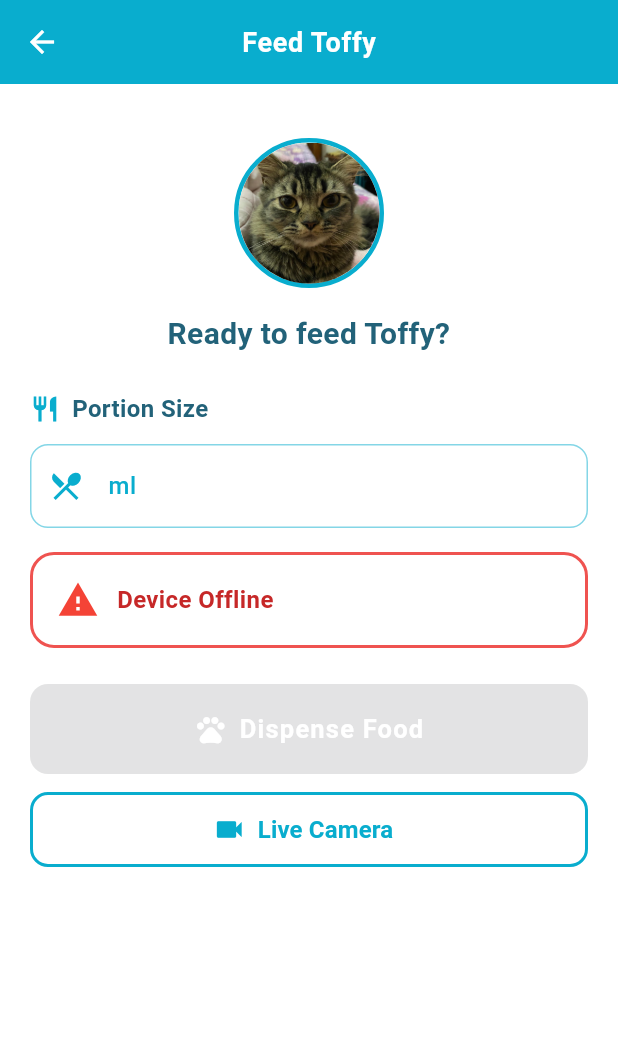
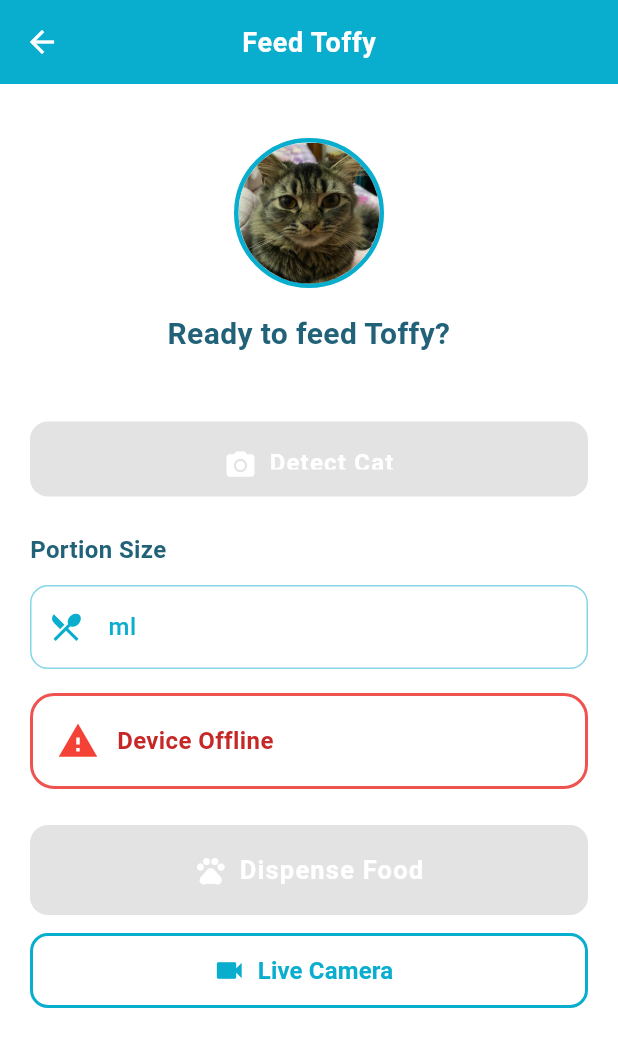
Before and after one commit to Mayamohamed207/pet_feeder_app, a Flutter app: the HomeScreen screen opened by its route, after a tap on "Toffy", on a phone screen of 412 x 824 dp. Shown: the top 1047 px of the screen. Run offline on Flutter 3.47's test engine with Material 3 defaults, Android fonts, the phone set to English and light mode, and no system bars; our stand-ins replace firebase_auth, firebase_core, firebase_database; missing offline and left inert: tflite_flutter; accounts and stored records are empty.

Commit message:
pet detection

```diff
--- a/lib/app_theme.dart
+++ b/lib/app_theme.dart
@@ -10,7 +10,7 @@ class AppTheme {
   static const Color gradientStart = Color(0xFF00D4FF);
   static const Color gradientEnd = Color.fromARGB(255, 13, 174, 115);
 
-  static ThemeData modernTheme = ThemeData(
+  static ThemeData mainTheme = ThemeData(
     colorScheme: ColorScheme.fromSeed(
       seedColor: oceanBlue,
       brightness: Brightness.light,
--- a/lib/main.dart
+++ b/lib/main.dart
@@ -18,7 +18,7 @@ class PetParadiseApp extends StatelessWidget {
   Widget build(BuildContext context) {
     return MaterialApp(
       title: 'Pet Paradise',
-      theme: AppTheme.modernTheme,
+      theme: AppTheme.mainTheme,
       initialRoute: '/login',
       routes: {
         '/login': (context) => LoginScreen(),
--- a/lib/screens/pet_feeder_screen.dart
+++ b/lib/screens/pet_feeder_screen.dart
@@ -4,6 +4,8 @@ import 'package:url_launcher/url_launcher.dart';
 import '../models/pet.dart';
 import '../app_theme.dart';
 import '../services/firebase_service.dart';
+import '../services/tflite_service.dart';
+import 'dart:async';
 
 class PetFeederScreen extends StatefulWidget {
   @override
@@ -14,6 +16,31 @@ class _PetFeederScreenState extends State<PetFeederScreen> {
   late Pet pet;
   int _portionAmount = 0;
   bool _isLoading = false;
+  bool _isDetecting = false;
+  bool? _catDetected;
+
+  @override
+  void initState() {
+    super.initState();
+    _initializeTFLite();
+  }
+
+  Future<void> _initializeTFLite() async {
+    try {
+      await TFLiteService.initialize();
+      print('TFLite initialized successfully');
+    } catch (e) {
+      print('❌ Failed to initialize TFLite: $e');
+      if (mounted) {
+        ScaffoldMessenger.of(context).showSnackBar(
+          SnackBar(
+            content: Text('Failed to load AI model: $e'),
+            backgroundColor: Colors.red,
+          ),
+        );
+      }
+    }
+  }
 
   @override
   void didChangeDependencies() {
@@ -21,15 +48,119 @@ class _PetFeederScreenState extends State<PetFeederScreen> {
     pet = ModalRoute.of(context)!.settings.arguments as Pet;
   }
 
+  @override
+  void dispose() {
+    TFLiteService.dispose();
+    super.dispose();
+  }
+
+Future<void> _detectCat() async {
+  setState(() {
+    _isDetecting = true;
+    _catDetected = null;
+  });
+
+  try {
+    print(' Starting live cat detection...');
+
+    final result = await TFLiteService.analyzeLiveFromESP32();
+
+    print(' Detection result: $result');
+
+    setState(() {
+      _catDetected = result['isCat'] as bool?;
+      _isDetecting = false;
+    });
+
+    if (mounted && _catDetected != null) {
+      ScaffoldMessenger.of(context).showSnackBar(
+        SnackBar(
+          content: Row(
+            children: [
+              Icon(
+                _catDetected! ? Icons.check_circle : Icons.cancel,
+                color: Colors.white,
+                size: 22,
+              ),
+              SizedBox(width: 10),
+              Expanded(
+                child: Text(
+                  _catDetected!
+                      ? 'Cat detected!'
+                      : 'No cat detected',
+                  style: TextStyle(
+                    color: Colors.white,
+                    fontWeight: FontWeight.bold,
+                    fontSize: 15,
+                  ),
+                ),
+              ),
+            ],
+          ),
+          backgroundColor: _catDetected!
+              ? AppTheme.mintGreen
+              : Colors.red,
+          behavior: SnackBarBehavior.floating,
+          shape: RoundedRectangleBorder(
+            borderRadius: BorderRadius.circular(12),
+          ),
+          duration: Duration(seconds: 3),
+        ),
+      );
+    }
+  } catch (e) {
+    print('❌ Detection error: $e');
+
+    String errorMessage = 'Detection failed';
+    if (e.toString().contains('ESP32')) {
+      errorMessage = 'Cannot connect to ESP32 camera';
+    } else if (e.toString().contains('timed out')) {
+      errorMessage = 'Request timed out. Check connections.';
+    } else if (e.toString().contains('502')) {
+      errorMessage = 'ESP32 is offline or unreachable';
+    } else {
+      errorMessage = 'Error: ${e.toString()}';
+    }
+
+    setState(() {
+      _catDetected = null;
+      _isDetecting = false;
+    });
+
+    if (mounted) {
+      ScaffoldMessenger.of(context).showSnackBar(
+        SnackBar(
+          content: Row(
+            children: [
+              Icon(Icons.error_outline, color: Colors.white),
+              SizedBox(width: 10),
+              Expanded(
+                child: Text(
+                  errorMessage,
+                  style: TextStyle(fontWeight: FontWeight.w600),
+                ),
+              ),
+            ],
+          ),
+          backgroundColor: Colors.red,
+          behavior: SnackBarBehavior.floating,
+          shape: RoundedRectangleBorder(
+            borderRadius: BorderRadius.circular(12),
+          ),
+          duration: Duration(seconds: 3),
+        ),
+      );
+    }
+  }
+}
+
   Future<void> _launchCameraStream() async {
-    const String espCameraUrl = 'https://unsunny-botchiest-khloe.ngrok-free.dev/stream';
+    const String espCameraUrl =
+        'https://unsunny-botchiest-khloe.ngrok-free.dev/stream';
 
     final uri = Uri.parse(espCameraUrl);
     if (await canLaunchUrl(uri)) {
-      await launchUrl(
-        uri,
-        mode: LaunchMode.externalApplication,
-      );
+      await launchUrl(uri, mode: LaunchMode.externalApplication);
     } else {
       if (mounted) {
         ScaffoldMessenger.of(context).showSnackBar(
@@ -76,7 +207,6 @@ class _PetFeederScreenState extends State<PetFeederScreen> {
                 children: [
                   SizedBox(height: 16),
 
-                  // Pet Avatar
                   Hero(
                     tag: pet.name,
                     child: Container(
@@ -84,16 +214,10 @@ class _PetFeederScreenState extends State<PetFeederScreen> {
                       height: 100,
                       decoration: BoxDecoration(
                         shape: BoxShape.circle,
-                        border: Border.all(
-                          width: 3,
-                          color: AppTheme.oceanBlue,
-                        ),
+                        border: Border.all(width: 3, color: AppTheme.oceanBlue),
                       ),
                       child: ClipOval(
-                        child: Image.asset(
-                          pet.image,
-                          fit: BoxFit.cover,
-                        ),
+                        child: Image.asset(pet.image, fit: BoxFit.cover),
                       ),
                     ),
                   ),
@@ -112,14 +236,93 @@ class _PetFeederScreenState extends State<PetFeederScreen> {
 
                   SizedBox(height: 24),
 
-                  // Portion Input Card
+              if (_catDetected != null)
+                Padding(
+                  padding: const EdgeInsets.only(bottom: 20),
+                  child: Row(
+                    mainAxisAlignment: MainAxisAlignment.center,
+                    children: [
+                      Icon(
+                        _catDetected! ? Icons.check_circle : Icons.cancel,
+                        color: _catDetected! ? Colors.green : Colors.red,
+                        size: 20,
+                      ),
+                      SizedBox(width: 8),
+                      Text(
+                        _catDetected! ? 'Cat Detected' : 'No Cat Detected',
+                        style: TextStyle(
+                          color: _catDetected! ? Colors.green : Colors.red,
+                          fontSize: 16,
+                          fontWeight: FontWeight.w600,
+                        ),
+                      ),
+                    ],
+                  ),
+                )
+              else if (_isDetecting)
+                Padding(
+                  padding: const EdgeInsets.only(bottom: 20),
+                  child: Row(
+                    mainAxisAlignment: MainAxisAlignment.center,
+                    children: [
+                      SizedBox(
+                        width: 18,
+                        height: 18,
+                        child: CircularProgressIndicator(
+                          strokeWidth: 2,
+                          valueColor: AlwaysStoppedAnimation(Colors.blue),
+                        ),
+                      ),
+                      SizedBox(width: 8),
+                      Text(
+                        'Detecting...',
+                        style: TextStyle(
+                          fontSize: 16,
+                          fontWeight: FontWeight.w600,
+                          color: Colors.blue,
+                        ),
+                      ),
+                    ],
+                  ),
+                )
+              else
+                SizedBox(height: 20),
+
+
+                  SizedBox(
+                    width: double.infinity,
+                    height: 50,
+                    child: ElevatedButton.icon(
+                      icon: Icon(
+                        _isDetecting ? Icons.hourglass_empty : Icons.camera_alt,
+                        size: 22,
+                        color: Colors.white,
+                      ),
+
+                      label: Text(
+                        _isDetecting ? 'Detecting...' : 'Detect Cat',
+                        style: TextStyle(
+                          color: Colors.white,
+                          fontSize: 16,
+                          fontWeight: FontWeight.w700,
+                        ),
+                      ),
+                      style: ElevatedButton.styleFrom(
+                        backgroundColor: AppTheme.deepOcean,
+                        shape: RoundedRectangleBorder(
+                          borderRadius: BorderRadius.circular(12),
+                        ),
+                        elevation: 0,
+                      ),
+                      onPressed: (isOnline && !_isDetecting) ? _detectCat : null,
+                    ),
+                  ),
+
+                  SizedBox(height: 24),
+
                   Column(
                     crossAxisAlignment: CrossAxisAlignment.start,
                     children: [
-                      Row(
-                        children: [
-                          Icon(Icons.restaurant, color: AppTheme.oceanBlue, size: 20),
-                          SizedBox(width: 8),
                       Text(
                         'Portion Size',
                         style: TextStyle(
@@ -128,13 +331,8 @@ class _PetFeederScreenState extends State<PetFeederScreen> {
                           color: AppTheme.deepOcean,
                         ),
                       ),
-                        ],
-                      ),
                       SizedBox(height: 12),
-                      Row(
-                        children: [
-                          Expanded(
-                            child: TextField(
+                      TextField(
                         keyboardType: TextInputType.number,
                         style: TextStyle(
                           color: AppTheme.deepOcean,
@@ -152,14 +350,18 @@ class _PetFeederScreenState extends State<PetFeederScreen> {
                             Icons.local_dining,
                             color: AppTheme.oceanBlue,
                           ),
-
                           enabledBorder: OutlineInputBorder(
                             borderRadius: BorderRadius.circular(12),
-                                  borderSide: BorderSide(color: AppTheme.oceanBlue.withOpacity(0.5)),
+                            borderSide: BorderSide(
+                              color: AppTheme.oceanBlue.withOpacity(0.5),
+                            ),
                           ),
                           focusedBorder: OutlineInputBorder(
                             borderRadius: BorderRadius.circular(12),
-                                  borderSide: BorderSide(color: AppTheme.oceanBlue, width: 2),
+                            borderSide: BorderSide(
+                              color: AppTheme.oceanBlue,
+                              width: 2,
+                            ),
                           ),
                         ),
                         onChanged: (value) {
@@ -168,15 +370,11 @@ class _PetFeederScreenState extends State<PetFeederScreen> {
                           });
                         },
                       ),
-                          ),
-                        ],
-                      ),
                     ],
                   ),
 
                   SizedBox(height: 16),
 
-                  // Device Status
                   Container(
                     padding: EdgeInsets.all(16),
                     decoration: BoxDecoration(
@@ -204,30 +402,19 @@ class _PetFeederScreenState extends State<PetFeederScreen> {
                                 style: TextStyle(
                                   fontSize: 16,
                                   fontWeight: FontWeight.w700,
-                                  color: isOnline ? AppTheme.deepOcean : Colors.red.shade800,
+                                  color: isOnline
+                                      ? AppTheme.deepOcean
+                                      : Colors.red.shade800,
                                 ),
                               ),
                               if (lastUpdated != null)
-                                Row(
-                                  children: [
                                 Text(
-                                      'Last: ${DateFormat('hh:mm a').format(DateTime.fromMillisecondsSinceEpoch(lastUpdated))}',
+                                  'Last: ${DateFormat('hh:mm a, dd MMM').format(DateTime.fromMillisecondsSinceEpoch(lastUpdated))}',
                                   style: TextStyle(
                                     fontSize: 12,
                                     color: Colors.grey[600],
                                     fontWeight: FontWeight.w500,
                                   ),
-                                    ),
-                                    SizedBox(width: 8),
-                                    Text(
-                                      '${DateFormat('dd MMM').format(DateTime.fromMillisecondsSinceEpoch(lastUpdated))}',
-                                      style: TextStyle(
-                                        fontSize: 12,
-                                        color: Colors.grey[500],
-                                        fontWeight: FontWeight.w500,
-                                      ),
-                                    ),
-                                  ],
                                 ),
                             ],
                           ),
@@ -238,7 +425,6 @@ class _PetFeederScreenState extends State<PetFeederScreen> {
 
                   SizedBox(height: 24),
 
-                  // Action Buttons
                   Column(
                     children: [
                       SizedBox(
@@ -281,7 +467,7 @@ class _PetFeederScreenState extends State<PetFeederScreen> {
                                             Icon(Icons.check_circle, color: Colors.white),
                                             SizedBox(width: 12),
                                             Text(
-                                              'Dispensed $_portionAmount ml ',
+                                              'Dispensed $_portionAmount ml',
                                               style: TextStyle(fontWeight: FontWeight.w600),
                                             ),
                                           ],
```
Also changed, not shown: lib/services/tflite_service.dart (added, +230 -0 lines), lib/services/tflite_stub.dart (added, +11 -0 lines), pubspec.yaml (+5 -5 lines), assets/images/notCat.png (added), lib/firebase_options.dart, pubspec.lock, 4 other files. Lines whose indentation alone changed are shown as unchanged.
